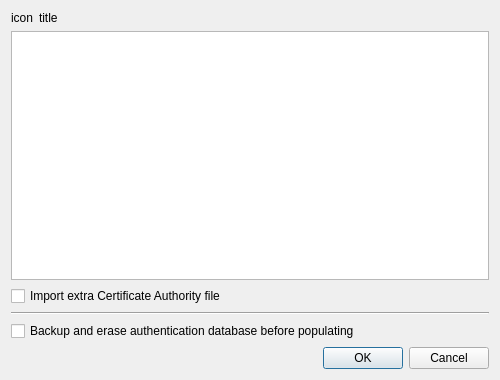
Old version of the form populateauthsystem/populate_auth_system_dialog.ui in the repository dakcarto/qgis-populate-auth-system.
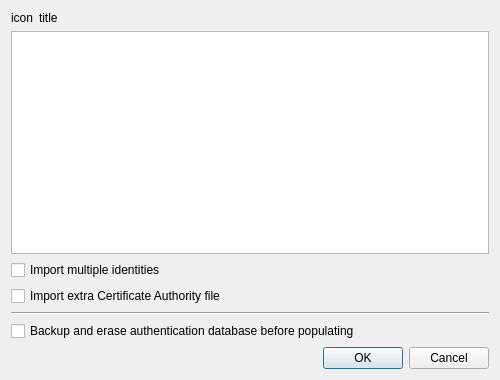
New version of the form.

```diff
--- a/populateauthsystem/populate_auth_system_dialog.ui
+++ b/populateauthsystem/populate_auth_system_dialog.ui
@@ -46,6 +46,13 @@
      </property>
     </widget>
    </item>
+   <item>
+    <widget class="QCheckBox" name="chkbxMultiple">
+     <property name="text">
+      <string>Import multiple identities</string>
+     </property>
+    </widget>
+   </item>
    <item>
     <widget class="QCheckBox" name="chkbxCaFile">
      <property name="text">
```
